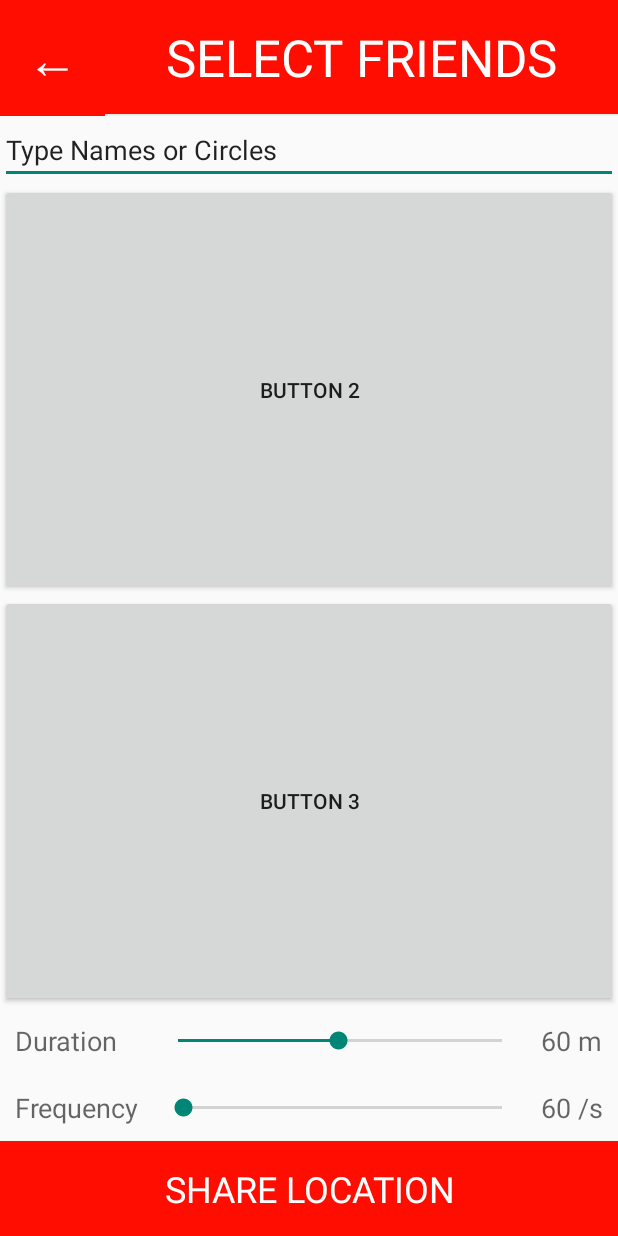
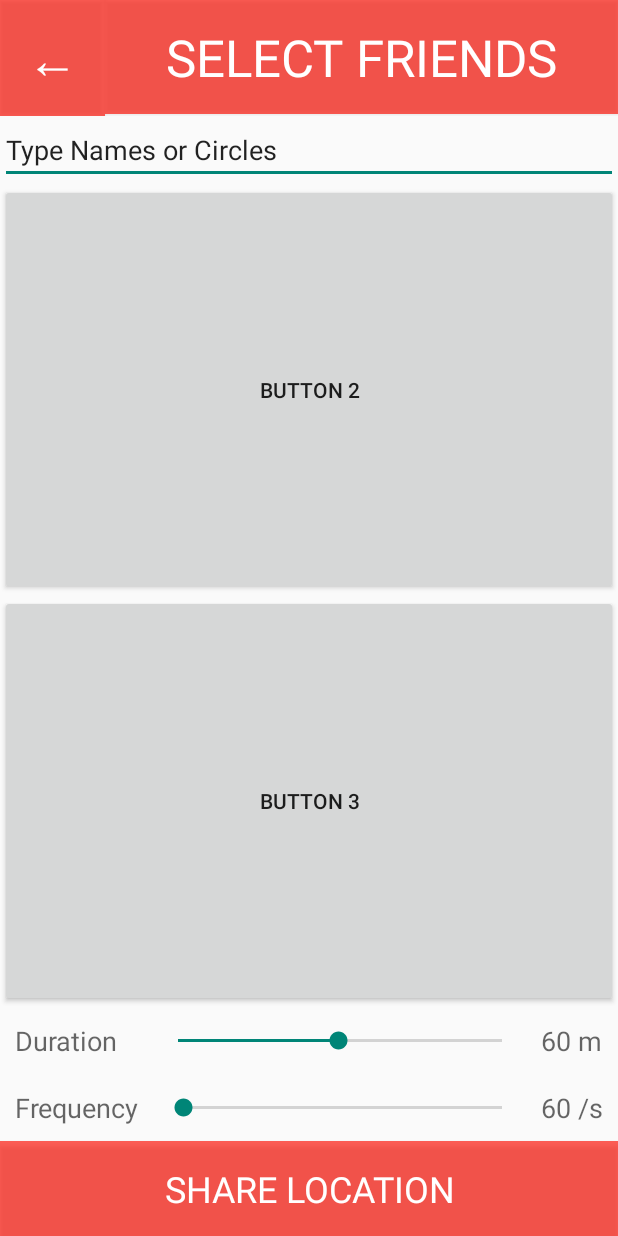
Before and after one commit to cmccord/Flare, an Android app: the ShareActivity screen opened directly, with no data from a screen before it, on a phone screen of 412 x 824 dp. Run offline under Robolectric (Android 15) with nearby library versions, the phone set to English and light mode, and no system bars; libraries missing offline, so code that uses them is left out: com.firebase.client, com.google.maps.android.

Commit message:
kyle_red_buttonedits

```diff
--- /dev/null
+++ b/app/src/main/res/drawable/button_depressed_red.xml
@@ -0,0 +1,8 @@
+<?xml version="1.0" encoding="utf-8"?>
+<shape xmlns:android="http://schemas.android.com/apk/res/android" android:shape="rectangle">
+    <!--<stroke android:width="1dp" android:color="#FFF" />-->
+    <!--<corners android:radius="6dp" />-->
+    <solid android:color="#c8c30a00"/>
+    <!--<solid android:color="#C46"/>-->
+    <!--<gradient android:startColor="#B64" android:centerColor="#B64" android:endColor="#B64" android:angle="90" />-->
+</shape>
--- a/app/src/main/res/drawable/button_red.xml
+++ b/app/src/main/res/drawable/button_red.xml
@@ -1,8 +1,14 @@
 <?xml version="1.0" encoding="utf-8"?>
-<shape xmlns:android="http://schemas.android.com/apk/res/android" android:shape="rectangle">
-    <!--<stroke android:width="1dp" android:color="#FFF" />-->
-    <!--<corners android:radius="6dp" />-->
-    <solid android:color="#ffff0d00"/>
-    <!--<solid android:color="#C46"/>-->
-    <!--<gradient android:startColor="#B64" android:centerColor="#B64" android:endColor="#B64" android:angle="90" />-->
-</shape>
+<selector xmlns:android="http://schemas.android.com/apk/res/android">
+    <!--  Non focused states
+     -->
+    <item android:state_focused="false" android:state_selected="false" android:state_pressed="false" android:drawable="@drawable/button_true_red" />
+    <item android:state_focused="false" android:state_selected="true" android:state_pressed="false" android:drawable="@drawable/button_true_red" />
+    <!--  Focused states
+     -->
+    <item android:state_focused="true" android:state_selected="false" android:state_pressed="false" android:drawable="@drawable/button_true_red" />
+    <item android:state_focused="true" android:state_selected="true" android:state_pressed="false" android:drawable="@drawable/button_true_red" />
+    <!--  Pressed
+     -->
+    <item android:state_pressed="true" android:drawable="@drawable/button_depressed_red"/>
+</selector>
--- /dev/null
+++ b/app/src/main/res/drawable/button_true_red.xml
@@ -0,0 +1,8 @@
+<?xml version="1.0" encoding="utf-8"?>
+<shape xmlns:android="http://schemas.android.com/apk/res/android" android:shape="rectangle">
+    <!--<stroke android:width="1dp" android:color="#FFF" />-->
+    <!--<corners android:radius="6dp" />-->
+    <solid android:color="#a7ff0d00"/>
+    <!--<solid android:color="#C46"/>-->
+    <!--<gradient android:startColor="#B64" android:centerColor="#B64" android:endColor="#B64" android:angle="90" />-->
+</shape>
--- a/app/src/main/res/layout/activity_edit_profile.xml
+++ b/app/src/main/res/layout/activity_edit_profile.xml
@@ -32,7 +32,7 @@
             android:fontFamily="sans-serif-thin"
             android:textStyle="bold"
             android:textSize="34sp"
-            android:background="@drawable/button_red"
+            android:background="@drawable/button_true_red"
             android:layout_gravity="right"/>
 
     </LinearLayout>
--- a/app/src/main/res/layout/activity_maps.xml
+++ b/app/src/main/res/layout/activity_maps.xml
@@ -92,6 +92,7 @@
             <!--android:background="@drawable/button_blue_green"-->
             <!--android:layout_gravity="center"/>-->
     </LinearLayout>
+
     <ListView android:id="@+id/left_drawer"
         android:layout_width="240dp"
         android:layout_height="match_parent"
@@ -100,4 +101,5 @@
         android:divider="@android:color/transparent"
         android:dividerHeight="0dp"
         android:background="#111"/>
+
 </android.support.v4.widget.DrawerLayout>
--- a/app/src/main/res/layout/activity_share.xml
+++ b/app/src/main/res/layout/activity_share.xml
@@ -31,7 +31,7 @@
             android:fontFamily="sans-serif-thin"
             android:textStyle="bold"
             android:textSize="34sp"
-            android:background="@drawable/button_red"
+            android:background="@drawable/button_true_red"
             android:layout_gravity="right"/>
 
     </LinearLayout>
```
Also changed, not shown: 1 other file.
